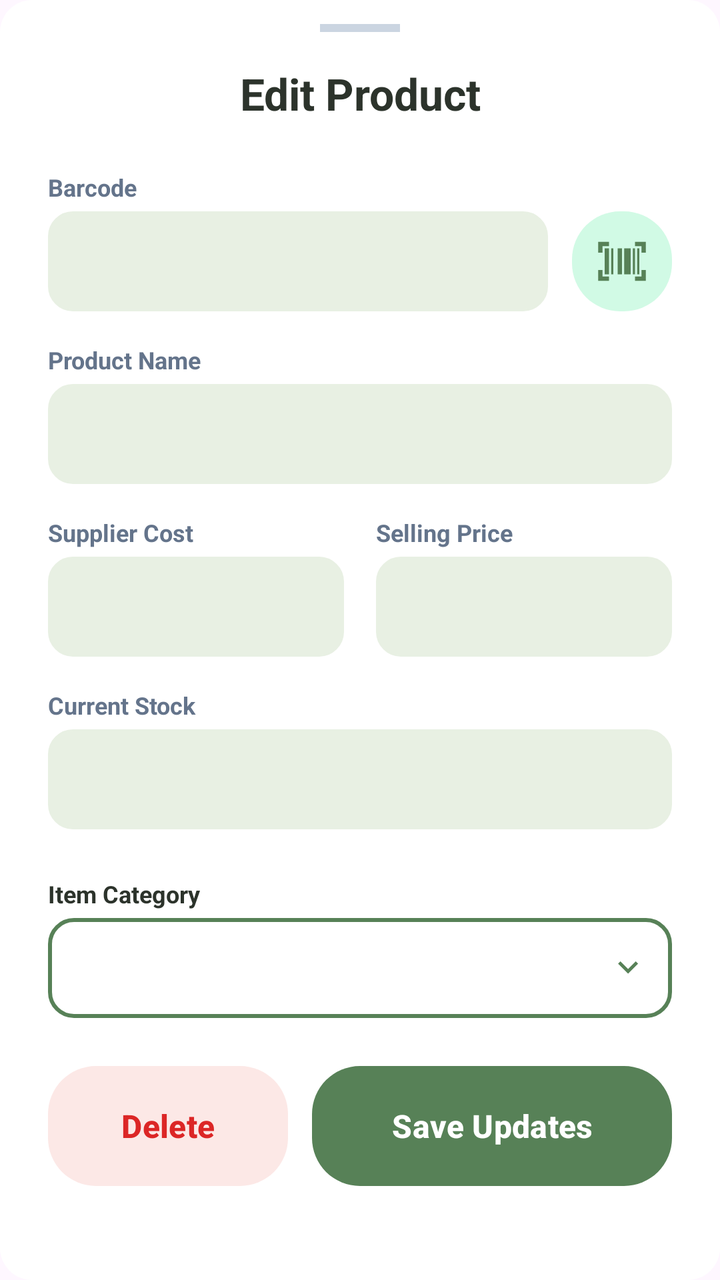
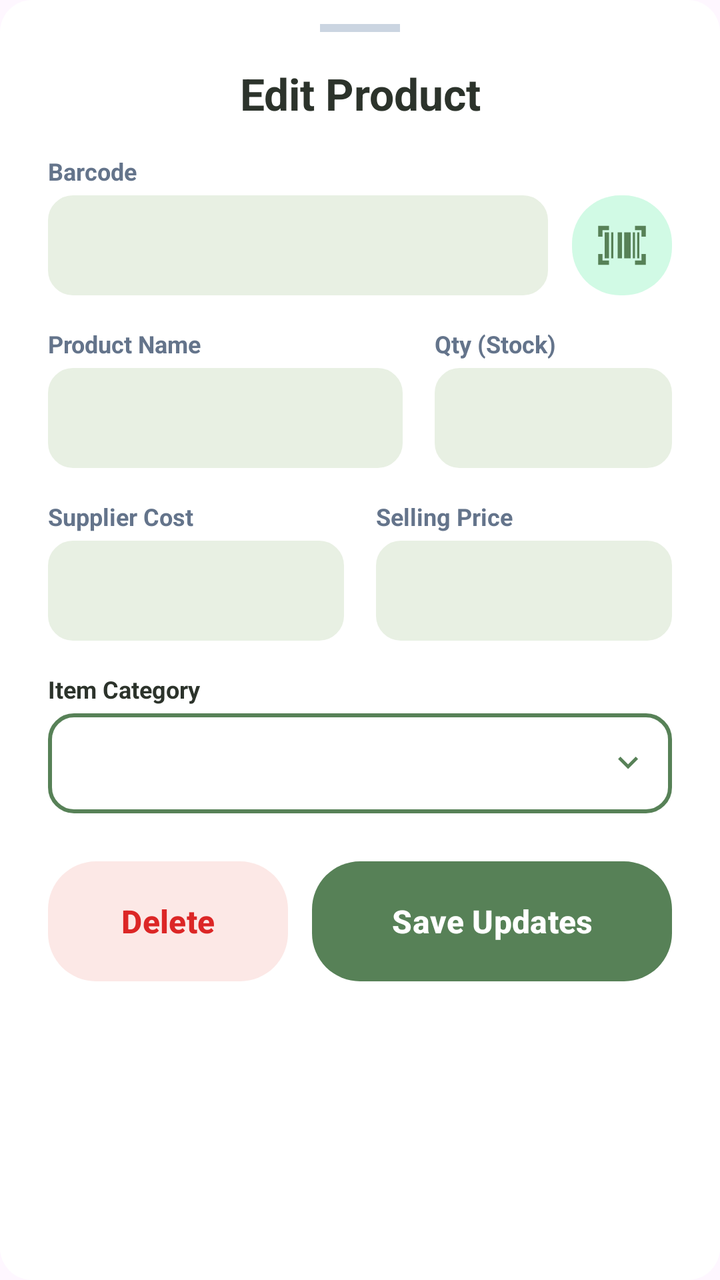

An Android layout rendered at two revisions. The XML below is the earlier revision; the diff shows what the commit changed to produce the second picture.
<!-- AndroidManifest.xml: application theme Theme.SariSariStoreApp -->
<!-- res/layout/layout_edit_product_sheet.xml -->
<?xml version="1.0" encoding="utf-8"?>
<LinearLayout xmlns:android="http://schemas.android.com/apk/res/android"
    xmlns:app="http://schemas.android.com/apk/res-auto"
    android:layout_width="match_parent"
    android:layout_height="wrap_content"
    android:background="@drawable/bg_card_rounded"
    android:orientation="vertical"
    android:paddingTop="12dp">

    <View android:layout_width="40dp" android:layout_height="4dp" android:layout_gravity="center_horizontal" android:background="#CBD5E1" android:layout_marginBottom="16dp" />

    <TextView android:layout_width="match_parent" android:layout_height="wrap_content" android:text="Edit Product" android:textAlignment="center" android:textColor="@color/kanto_text_head" android:textSize="22sp" android:textStyle="bold" android:layout_marginBottom="24dp" />

    <LinearLayout android:layout_width="match_parent" android:layout_height="wrap_content" android:orientation="horizontal" android:paddingHorizontal="24dp" android:layout_marginBottom="16dp">
        <LinearLayout android:layout_width="0dp" android:layout_height="wrap_content" android:layout_weight="1" android:orientation="vertical" android:layout_marginEnd="12dp">
            <TextView android:layout_width="wrap_content" android:layout_height="wrap_content" android:text="Barcode" android:textColor="#64748B" android:textSize="12sp" android:textStyle="bold" android:layout_marginBottom="4dp"/>
            <EditText android:id="@+id/etEditBarcode" android:layout_width="match_parent" android:layout_height="50dp" android:background="@drawable/bg_rounded_input" android:backgroundTint="#E8F0E3" android:paddingHorizontal="16dp" android:textColor="@color/kanto_text_head" android:textSize="14sp"/>
        </LinearLayout>
        <ImageView android:id="@+id/btnEditScan" android:layout_width="50dp" android:layout_height="50dp" android:layout_gravity="bottom" android:background="@drawable/bg_rounded_button" android:backgroundTint="#D1FAE5" android:src="@drawable/ic_barcodescanner" android:padding="12dp" app:tint="@color/kanto_primary" />
    </LinearLayout>

    <LinearLayout android:layout_width="match_parent" android:layout_height="wrap_content" android:orientation="vertical" android:paddingHorizontal="24dp" android:layout_marginBottom="16dp">
        <TextView android:layout_width="wrap_content" android:layout_height="wrap_content" android:text="Product Name" android:textColor="#64748B" android:textSize="12sp" android:textStyle="bold" android:layout_marginBottom="4dp"/>
        <EditText android:id="@+id/etEditName" android:layout_width="match_parent" android:layout_height="50dp" android:background="@drawable/bg_rounded_input" android:backgroundTint="#E8F0E3" android:paddingHorizontal="16dp" android:textColor="@color/kanto_text_head" android:inputType="textCapWords" android:textSize="14sp"/>
    </LinearLayout>

    <LinearLayout android:layout_width="match_parent" android:layout_height="wrap_content" android:orientation="horizontal" android:paddingHorizontal="24dp" android:layout_marginBottom="16dp">
        <LinearLayout android:layout_width="0dp" android:layout_height="wrap_content" android:layout_weight="1" android:orientation="vertical" android:layout_marginEnd="8dp">
            <TextView android:layout_width="wrap_content" android:layout_height="wrap_content" android:text="Supplier Cost" android:textColor="#64748B" android:textSize="12sp" android:textStyle="bold" android:layout_marginBottom="4dp"/>
            <EditText android:id="@+id/etEditCost" android:layout_width="match_parent" android:layout_height="50dp" android:background="@drawable/bg_rounded_input" android:backgroundTint="#E8F0E3" android:paddingHorizontal="16dp" android:textColor="@color/kanto_text_head" android:inputType="numberDecimal" android:textSize="14sp"/>
        </LinearLayout>
        <LinearLayout android:layout_width="0dp" android:layout_height="wrap_content" android:layout_weight="1" android:orientation="vertical" android:layout_marginStart="8dp">
            <TextView android:layout_width="wrap_content" android:layout_height="wrap_content" android:text="Selling Price" android:textColor="#64748B" android:textSize="12sp" android:textStyle="bold" android:layout_marginBottom="4dp"/>
            <EditText android:id="@+id/etEditSell" android:layout_width="match_parent" android:layout_height="50dp" android:background="@drawable/bg_rounded_input" android:backgroundTint="#E8F0E3" android:paddingHorizontal="16dp" android:textColor="@color/kanto_text_head" android:inputType="numberDecimal" android:textStyle="bold" android:textSize="14sp"/>
        </LinearLayout>
    </LinearLayout>

    <LinearLayout android:layout_width="match_parent" android:layout_height="wrap_content" android:orientation="vertical" android:paddingHorizontal="24dp" android:layout_marginBottom="24dp">
        <TextView android:layout_width="wrap_content" android:layout_height="wrap_content" android:text="Current Stock" android:textColor="#64748B" android:textSize="12sp" android:textStyle="bold" android:layout_marginBottom="4dp"/>
        <EditText android:id="@+id/etEditQty" android:layout_width="match_parent" android:layout_height="50dp" android:background="@drawable/bg_rounded_input" android:backgroundTint="#E8F0E3" android:paddingHorizontal="16dp" android:textColor="@color/kanto_text_head" android:inputType="number" android:textSize="14sp"/>
    </LinearLayout>

    <LinearLayout
        android:layout_width="match_parent"
        android:layout_height="wrap_content"
        android:orientation="vertical"
        android:paddingHorizontal="24dp"
        android:layout_marginBottom="24dp">

        <TextView
            android:layout_width="wrap_content"
            android:layout_height="wrap_content"
            android:text="Item Category"
            android:textColor="@color/kanto_text_head"
            android:textSize="12sp"
            android:textStyle="bold"
            android:layout_marginBottom="4dp"/>

        <RelativeLayout
            android:layout_width="match_parent"
            android:layout_height="50dp"
            android:background="@drawable/bg_spinner_outline">

            <Spinner
                android:id="@+id/spinnerCategory"
                android:layout_width="match_parent"
                android:layout_height="match_parent"
                android:background="@android:color/transparent"
                android:popupBackground="@color/white" />

            <ImageView
                android:layout_width="20dp"
                android:layout_height="20dp"
                android:layout_alignParentEnd="true"
                android:layout_centerVertical="true"
                android:layout_marginEnd="12dp"
                android:src="@drawable/ic_arrow_down"
                app:tint="@color/kanto_primary"
                android:importantForAccessibility="no"/>
        </RelativeLayout>
    </LinearLayout>
    <LinearLayout android:layout_width="match_parent" android:layout_height="wrap_content" android:orientation="horizontal" android:paddingHorizontal="24dp" android:layout_marginBottom="24dp">
        <Button android:id="@+id/btnEditDelete" android:layout_width="0dp" android:layout_height="60dp" android:layout_weight="0.8" android:layout_marginEnd="12dp" android:background="@drawable/bg_rounded_button" android:text="Delete" android:textColor="#DC2626" android:textSize="16sp" android:textStyle="bold" app:backgroundTint="#FCE8E6" />
        <Button android:id="@+id/btnEditSave" android:layout_width="0dp" android:layout_height="60dp" android:layout_weight="1.2" android:background="@drawable/bg_rounded_button" android:text="Save Updates" android:textColor="@color/white" android:textSize="16sp" android:textStyle="bold" app:backgroundTint="@color/kanto_primary" />
    </LinearLayout>
</LinearLayout>
<!-- resources referenced by this layout -->
<resources>
  <color name="kanto_primary">#578157</color>
  <color name="kanto_text_head">#2C332B</color>
  <color name="white">#FFFFFF</color>
  <!-- drawable bg_card_rounded (drawable) -->
  <?xml version="1.0" encoding="utf-8"?>
  <shape xmlns:android="http://schemas.android.com/apk/res/android">
      <solid android:color="@android:color/white" />
      <corners android:radius="16dp" /> </shape>
  <!-- drawable bg_rounded_button (drawable) -->
  <?xml version="1.0" encoding="utf-8"?>
  <ripple xmlns:android="http://schemas.android.com/apk/res/android"
      android:color="#33000000"> <item>
      <shape>
          <solid android:color="@color/white" />
          <corners android:radius="24dp" />
      </shape>
  </item>
  
  </ripple>
  <!-- drawable bg_rounded_input (drawable) -->
  <?xml version="1.0" encoding="utf-8"?>
  <selector xmlns:android="http://schemas.android.com/apk/res/android">
  
      <item android:state_focused="true">
          <shape>
              <solid android:color="#DDE5D8" />
              <corners android:radius="12dp" />
              <stroke android:width="2dp" android:color="@color/kanto_primary" />
              <padding android:left="16dp" android:top="12dp" android:right="16dp" android:bottom="12dp" />
          </shape>
      </item>
  
      <item>
          <shape>
              <solid android:color="#DDE5D8" />
              <corners android:radius="12dp" />
              <stroke android:width="1dp" android:color="#C5CEC0" />
              <padding android:left="16dp" android:top="12dp" android:right="16dp" android:bottom="12dp" />
          </shape>
      </item>
  
  </selector>
  <!-- drawable bg_spinner_outline (drawable) -->
  <?xml version="1.0" encoding="utf-8"?>
  <shape xmlns:android="http://schemas.android.com/apk/res/android">
  
      <solid android:color="@color/white" />
  
      <stroke android:width="2dp" android:color="@color/kanto_primary" />
      <corners android:radius="12dp" />
  </shape>
  <!-- drawable ic_arrow_down (drawable) -->
  <vector xmlns:android="http://schemas.android.com/apk/res/android"
      android:width="24dp"
      android:height="24dp"
      android:viewportWidth="960"
      android:viewportHeight="960">
    <path
        android:pathData="M480,616 L240,376l56,-56 184,184 184,-184 56,56 -240,240Z"
        android:fillColor="#578157"/>
  </vector>
  <!-- drawable ic_barcodescanner (drawable) -->
  <vector xmlns:android="http://schemas.android.com/apk/res/android"
      android:width="24dp"
      android:height="24dp"
      android:viewportWidth="960"
      android:viewportHeight="960">
    <path
        android:pathData="M40,840v-200h80v120h120v80L40,840ZM720,840v-80h120v-120h80v200L720,840ZM160,720v-480h80v480h-80ZM280,720v-480h40v480h-40ZM400,720v-480h80v480h-80ZM520,720v-480h120v480L520,720ZM680,720v-480h40v480h-40ZM760,720v-480h40v480h-40ZM40,320v-200h200v80L120,200v120L40,320ZM840,320v-120L720,200v-80h200v200h-80Z"
        android:fillColor="#578157"/>
  </vector>
  <style name="Theme.SariSariStoreApp" parent="Base.Theme.SariSariStoreApp" />
  <style name="Base.Theme.SariSariStoreApp" parent="Theme.Material3.DayNight.NoActionBar">
          <item name="colorPrimary">@color/kanto_primary</item>
  
          <item name="android:statusBarColor">@color/kanto_primary</item>
          <item name="colorControlActivated">@color/kanto_primary</item>
          <item name="android:windowLightStatusBar">false</item>
      </style>
</resources>

<!-- the commit's change to res/layout/layout_edit_product_sheet.xml (unified diff, before → after) -->
@@ -7,80 +7,77 @@
     android:orientation="vertical"
     android:paddingTop="12dp">
 
-    <View android:layout_width="40dp" android:layout_height="4dp" android:layout_gravity="center_horizontal" android:background="#CBD5E1" android:layout_marginBottom="16dp" />
+    <View
+        android:layout_width="40dp"
+        android:layout_height="4dp"
+        android:layout_gravity="center_horizontal"
+        android:background="#CBD5E1"
+        android:layout_marginBottom="16dp" />
 
-    <TextView android:layout_width="match_parent" android:layout_height="wrap_content" android:text="Edit Product" android:textAlignment="center" android:textColor="@color/kanto_text_head" android:textSize="22sp" android:textStyle="bold" android:layout_marginBottom="24dp" />
-
-    <LinearLayout android:layout_width="match_parent" android:layout_height="wrap_content" android:orientation="horizontal" android:paddingHorizontal="24dp" android:layout_marginBottom="16dp">
-        <LinearLayout android:layout_width="0dp" android:layout_height="wrap_content" android:layout_weight="1" android:orientation="vertical" android:layout_marginEnd="12dp">
-            <TextView android:layout_width="wrap_content" android:layout_height="wrap_content" android:text="Barcode" android:textColor="#64748B" android:textSize="12sp" android:textStyle="bold" android:layout_marginBottom="4dp"/>
-            <EditText android:id="@+id/etEditBarcode" android:layout_width="match_parent" android:layout_height="50dp" android:background="@drawable/bg_rounded_input" android:backgroundTint="#E8F0E3" android:paddingHorizontal="16dp" android:textColor="@color/kanto_text_head" android:textSize="14sp"/>
-        </LinearLayout>
-        <ImageView android:id="@+id/btnEditScan" android:layout_width="50dp" android:layout_height="50dp" android:layout_gravity="bottom" android:background="@drawable/bg_rounded_button" android:backgroundTint="#D1FAE5" android:src="@drawable/ic_barcodescanner" android:padding="12dp" app:tint="@color/kanto_primary" />
-    </LinearLayout>
-
-    <LinearLayout android:layout_width="match_parent" android:layout_height="wrap_content" android:orientation="vertical" android:paddingHorizontal="24dp" android:layout_marginBottom="16dp">
-        <TextView android:layout_width="wrap_content" android:layout_height="wrap_content" android:text="Product Name" android:textColor="#64748B" android:textSize="12sp" android:textStyle="bold" android:layout_marginBottom="4dp"/>
-        <EditText android:id="@+id/etEditName" android:layout_width="match_parent" android:layout_height="50dp" android:background="@drawable/bg_rounded_input" android:backgroundTint="#E8F0E3" android:paddingHorizontal="16dp" android:textColor="@color/kanto_text_head" android:inputType="textCapWords" android:textSize="14sp"/>
-    </LinearLayout>
-
-    <LinearLayout android:layout_width="match_parent" android:layout_height="wrap_content" android:orientation="horizontal" android:paddingHorizontal="24dp" android:layout_marginBottom="16dp">
-        <LinearLayout android:layout_width="0dp" android:layout_height="wrap_content" android:layout_weight="1" android:orientation="vertical" android:layout_marginEnd="8dp">
-            <TextView android:layout_width="wrap_content" android:layout_height="wrap_content" android:text="Supplier Cost" android:textColor="#64748B" android:textSize="12sp" android:textStyle="bold" android:layout_marginBottom="4dp"/>
-            <EditText android:id="@+id/etEditCost" android:layout_width="match_parent" android:layout_height="50dp" android:background="@drawable/bg_rounded_input" android:backgroundTint="#E8F0E3" android:paddingHorizontal="16dp" android:textColor="@color/kanto_text_head" android:inputType="numberDecimal" android:textSize="14sp"/>
-        </LinearLayout>
-        <LinearLayout android:layout_width="0dp" android:layout_height="wrap_content" android:layout_weight="1" android:orientation="vertical" android:layout_marginStart="8dp">
-            <TextView android:layout_width="wrap_content" android:layout_height="wrap_content" android:text="Selling Price" android:textColor="#64748B" android:textSize="12sp" android:textStyle="bold" android:layout_marginBottom="4dp"/>
-            <EditText android:id="@+id/etEditSell" android:layout_width="match_parent" android:layout_height="50dp" android:background="@drawable/bg_rounded_input" android:backgroundTint="#E8F0E3" android:paddingHorizontal="16dp" android:textColor="@color/kanto_text_head" android:inputType="numberDecimal" android:textStyle="bold" android:textSize="14sp"/>
-        </LinearLayout>
-    </LinearLayout>
-
-    <LinearLayout android:layout_width="match_parent" android:layout_height="wrap_content" android:orientation="vertical" android:paddingHorizontal="24dp" android:layout_marginBottom="24dp">
-        <TextView android:layout_width="wrap_content" android:layout_height="wrap_content" android:text="Current Stock" android:textColor="#64748B" android:textSize="12sp" android:textStyle="bold" android:layout_marginBottom="4dp"/>
-        <EditText android:id="@+id/etEditQty" android:layout_width="match_parent" android:layout_height="50dp" android:background="@drawable/bg_rounded_input" android:backgroundTint="#E8F0E3" android:paddingHorizontal="16dp" android:textColor="@color/kanto_text_head" android:inputType="number" android:textSize="14sp"/>
-    </LinearLayout>
-
-    <LinearLayout
+    <TextView
         android:layout_width="match_parent"
         android:layout_height="wrap_content"
-        android:orientation="vertical"
-        android:paddingHorizontal="24dp"
-        android:layout_marginBottom="24dp">
+        android:text="Edit Product"
+        android:textAlignment="center"
+        android:textColor="@color/kanto_text_head"
+        android:textSize="22sp"
+        android:textStyle="bold"
+        android:layout_marginBottom="16dp" />
 
-        <TextView
-            android:layout_width="wrap_content"
+    <androidx.core.widget.NestedScrollView
+        android:layout_width="match_parent"
+        android:layout_height="wrap_content"
+        android:fadeScrollbars="false">
+
+        <LinearLayout
+            android:layout_width="match_parent"
             android:layout_height="wrap_content"
-            android:text="Item Category"
-            android:textColor="@color/kanto_text_head"
-            android:textSize="12sp"
-            android:textStyle="bold"
-            android:layout_marginBottom="4dp"/>
+            android:orientation="vertical">
 
-        <RelativeLayout
-            android:layout_width="match_parent"
-            android:layout_height="50dp"
-            android:background="@drawable/bg_spinner_outline">
+            <LinearLayout android:layout_width="match_parent" android:layout_height="wrap_content" android:orientation="horizontal" android:paddingHorizontal="24dp" android:layout_marginBottom="16dp">
+                <LinearLayout android:layout_width="0dp" android:layout_height="wrap_content" android:layout_weight="1" android:orientation="vertical" android:layout_marginEnd="12dp">
+                    <TextView android:layout_width="wrap_content" android:layout_height="wrap_content" android:text="Barcode" android:textColor="#64748B" android:textSize="12sp" android:textStyle="bold" android:layout_marginBottom="4dp"/>
+                    <EditText android:id="@+id/etEditBarcode" android:layout_width="match_parent" android:layout_height="50dp" android:background="@drawable/bg_rounded_input" android:backgroundTint="#E8F0E3" android:paddingHorizontal="16dp" android:textColor="@color/kanto_text_head" android:textSize="14sp"/>
+                </LinearLayout>
+                <ImageView android:id="@+id/btnEditScan" android:layout_width="50dp" android:layout_height="50dp" android:layout_gravity="bottom" android:background="@drawable/bg_rounded_button" android:backgroundTint="#D1FAE5" android:src="@drawable/ic_barcodescanner" android:padding="12dp" app:tint="@color/kanto_primary" />
+            </LinearLayout>
 
-            <Spinner
-                android:id="@+id/spinnerCategory"
-                android:layout_width="match_parent"
-                android:layout_height="match_parent"
-                android:background="@android:color/transparent"
-                android:popupBackground="@color/white" />
+            <LinearLayout android:layout_width="match_parent" android:layout_height="wrap_content" android:orientation="horizontal" android:paddingHorizontal="24dp" android:layout_marginBottom="16dp" android:baselineAligned="false">
+                <LinearLayout android:layout_width="0dp" android:layout_height="wrap_content" android:layout_weight="1.5" android:orientation="vertical" android:layout_marginEnd="8dp">
+                    <TextView android:layout_width="wrap_content" android:layout_height="wrap_content" android:text="Product Name" android:textColor="#64748B" android:textSize="12sp" android:textStyle="bold" android:layout_marginBottom="4dp"/>
+                    <EditText android:id="@+id/etEditName" android:layout_width="match_parent" android:layout_height="50dp" android:background="@drawable/bg_rounded_input" android:backgroundTint="#E8F0E3" android:paddingHorizontal="16dp" android:textColor="@color/kanto_text_head" android:inputType="textCapWords" android:textSize="14sp"/>
+                </LinearLayout>
 
-            <ImageView
-                android:layout_width="20dp"
-                android:layout_height="20dp"
-                android:layout_alignParentEnd="true"
-                android:layout_centerVertical="true"
-                android:layout_marginEnd="12dp"
-                android:src="@drawable/ic_arrow_down"
-                app:tint="@color/kanto_primary"
-                android:importantForAccessibility="no"/>
-        </RelativeLayout>
-    </LinearLayout>
-    <LinearLayout android:layout_width="match_parent" android:layout_height="wrap_content" android:orientation="horizontal" android:paddingHorizontal="24dp" android:layout_marginBottom="24dp">
-        <Button android:id="@+id/btnEditDelete" android:layout_width="0dp" android:layout_height="60dp" android:layout_weight="0.8" android:layout_marginEnd="12dp" android:background="@drawable/bg_rounded_button" android:text="Delete" android:textColor="#DC2626" android:textSize="16sp" android:textStyle="bold" app:backgroundTint="#FCE8E6" />
-        <Button android:id="@+id/btnEditSave" android:layout_width="0dp" android:layout_height="60dp" android:layout_weight="1.2" android:background="@drawable/bg_rounded_button" android:text="Save Updates" android:textColor="@color/white" android:textSize="16sp" android:textStyle="bold" app:backgroundTint="@color/kanto_primary" />
-    </LinearLayout>
+                <LinearLayout android:layout_width="0dp" android:layout_height="wrap_content" android:layout_weight="1" android:orientation="vertical" android:layout_marginStart="8dp">
+                    <TextView android:layout_width="wrap_content" android:layout_height="wrap_content" android:text="Qty (Stock)" android:textColor="#64748B" android:textSize="12sp" android:textStyle="bold" android:layout_marginBottom="4dp"/>
+                    <EditText android:id="@+id/etEditQty" android:layout_width="match_parent" android:layout_height="50dp" android:background="@drawable/bg_rounded_input" android:backgroundTint="#E8F0E3" android:paddingHorizontal="16dp" android:textColor="@color/kanto_text_head" android:inputType="number" android:textSize="14sp"/>
+                </LinearLayout>
+            </LinearLayout>
+
+            <LinearLayout android:layout_width="match_parent" android:layout_height="wrap_content" android:orientation="horizontal" android:paddingHorizontal="24dp" android:layout_marginBottom="16dp">
+                <LinearLayout android:layout_width="0dp" android:layout_height="wrap_content" android:layout_weight="1" android:orientation="vertical" android:layout_marginEnd="8dp">
+                    <TextView android:layout_width="wrap_content" android:layout_height="wrap_content" android:text="Supplier Cost" android:textColor="#64748B" android:textSize="12sp" android:textStyle="bold" android:layout_marginBottom="4dp"/>
+                    <EditText android:id="@+id/etEditCost" android:layout_width="match_parent" android:layout_height="50dp" android:background="@drawable/bg_rounded_input" android:backgroundTint="#E8F0E3" android:paddingHorizontal="16dp" android:textColor="@color/kanto_text_head" android:inputType="numberDecimal" android:textSize="14sp"/>
+                </LinearLayout>
+                <LinearLayout android:layout_width="0dp" android:layout_height="wrap_content" android:layout_weight="1" android:orientation="vertical" android:layout_marginStart="8dp">
+                    <TextView android:layout_width="wrap_content" android:layout_height="wrap_content" android:text="Selling Price" android:textColor="#64748B" android:textSize="12sp" android:textStyle="bold" android:layout_marginBottom="4dp"/>
+                    <EditText android:id="@+id/etEditSell" android:layout_width="match_parent" android:layout_height="50dp" android:background="@drawable/bg_rounded_input" android:backgroundTint="#E8F0E3" android:paddingHorizontal="16dp" android:textColor="@color/kanto_text_head" android:inputType="numberDecimal" android:textStyle="bold" android:textSize="14sp"/>
+                </LinearLayout>
+            </LinearLayout>
+
+            <LinearLayout android:layout_width="match_parent" android:layout_height="wrap_content" android:orientation="vertical" android:paddingHorizontal="24dp" android:layout_marginBottom="24dp">
+                <TextView android:layout_width="wrap_content" android:layout_height="wrap_content" android:text="Item Category" android:textColor="@color/kanto_text_head" android:textSize="12sp" android:textStyle="bold" android:layout_marginBottom="4dp"/>
+                <RelativeLayout android:layout_width="match_parent" android:layout_height="50dp" android:background="@drawable/bg_spinner_outline">
+                    <Spinner android:id="@+id/spinnerCategory" android:layout_width="match_parent" android:layout_height="match_parent" android:background="@android:color/transparent" android:popupBackground="@color/white" />
+                    <ImageView android:layout_width="20dp" android:layout_height="20dp" android:layout_alignParentEnd="true" android:layout_centerVertical="true" android:layout_marginEnd="12dp" android:src="@drawable/ic_arrow_down" app:tint="@color/kanto_primary" android:importantForAccessibility="no"/>
+                </RelativeLayout>
+            </LinearLayout>
+
+            <LinearLayout android:layout_width="match_parent" android:layout_height="wrap_content" android:orientation="horizontal" android:paddingHorizontal="24dp" android:layout_marginBottom="24dp">
+                <Button android:id="@+id/btnEditDelete" android:layout_width="0dp" android:layout_height="60dp" android:layout_weight="0.8" android:layout_marginEnd="12dp" android:background="@drawable/bg_rounded_button" android:text="Delete" android:textColor="#DC2626" android:textSize="16sp" android:textStyle="bold" app:backgroundTint="#FCE8E6" />
+                <Button android:id="@+id/btnEditSave" android:layout_width="0dp" android:layout_height="60dp" android:layout_weight="1.2" android:background="@drawable/bg_rounded_button" android:text="Save Updates" android:textColor="@color/white" android:textSize="16sp" android:textStyle="bold" app:backgroundTint="@color/kanto_primary" />
+            </LinearLayout>
+
+        </LinearLayout>
+    </androidx.core.widget.NestedScrollView>
 </LinearLayout>
